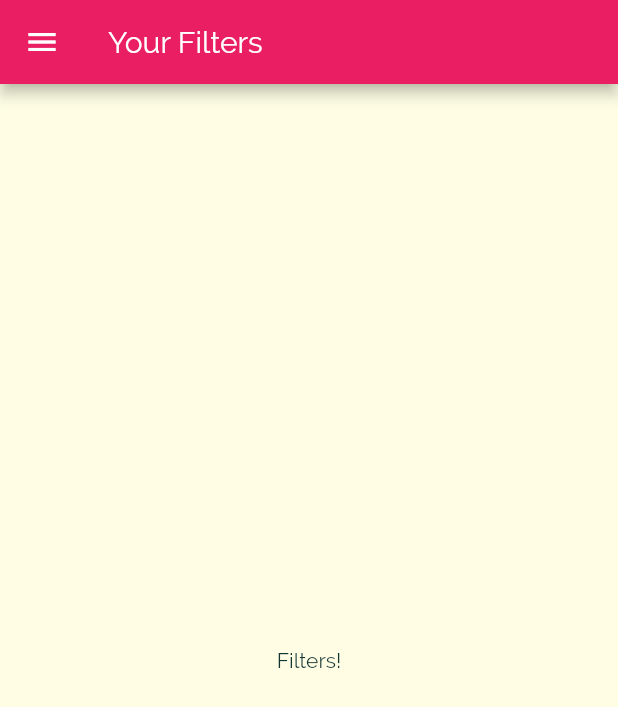
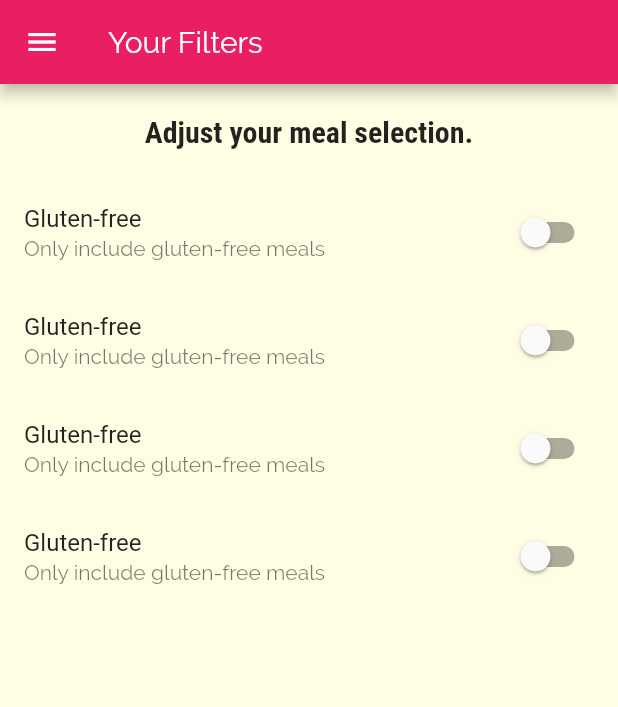
Before and after one commit to FranLMSP/basic-recipes-app, a Flutter app: the FiltersScreen screen opened by its route, on a phone screen of 412 x 824 dp. Shown: the top 707 px of the screen. Run offline on Flutter 3.47's test engine with Material 2 defaults, Android fonts, the phone set to English and light mode, and no system bars.

Commit message:
Setup fiter screen with switches items

```diff
--- a/lib/screens/filters_screen.dart
+++ b/lib/screens/filters_screen.dart
@@ -2,8 +2,27 @@ import 'package:flutter/material.dart';
 
 import '../widgets/main_drawer.dart';
 
-class FiltersScreen extends StatelessWidget {
+class FiltersScreen extends StatefulWidget {
   static const ROUTE_NAME = '/filters';
+
+  @override
+  _FiltersScreenState createState() => _FiltersScreenState();
+}
+
+class _FiltersScreenState extends State<FiltersScreen> {
+  bool _glutenFree = false;
+  bool _vegetarian = false;
+  bool _vegan = false;
+  bool _lactoseFree = false;
+
+  Widget _buildSwitchListWidget(String title, String description, bool value, Function handler) {
+    return SwitchListTile(
+      title: Text('Gluten-free'),
+      subtitle: Text('Only include gluten-free meals'),
+      value: value,
+      onChanged: handler,
+    );
+  }
 
   @override
   Widget build(BuildContext context) {
@@ -12,8 +31,42 @@ class FiltersScreen extends StatelessWidget {
         title: Text('Your Filters')
       ),
       drawer: MainDrawer(),
-      body: Center(
-        child: Text('Filters!'),
+      body: Column(
+        children: <Widget>[
+          Container(
+            padding: EdgeInsets.all(20),
+            child: Text(
+              'Adjust your meal selection.',
+              style: Theme.of(context).textTheme.headline6
+            ),
+          ),
+          Expanded(
+            child: ListView(
+              children: <Widget>[
+                _buildSwitchListWidget('Gluten-free', 'Only include gluten-free meals', _glutenFree, (newValue) {
+                  setState(() {
+                    _glutenFree = newValue;
+                  });
+                }),
+                _buildSwitchListWidget('Lactose-free', 'Only include lactose-free meals', _lactoseFree, (newValue) {
+                  setState(() {
+                    _lactoseFree = newValue;
+                  });
+                }),
+                _buildSwitchListWidget('Vegetarian', 'Only include vegetarian meals', _vegetarian, (newValue) {
+                  setState(() {
+                    _vegetarian = newValue;
+                  });
+                }),
+                _buildSwitchListWidget('Vegan', 'Only include vegan meals', _vegan, (newValue) {
+                  setState(() {
+                    _vegan = newValue;
+                  });
+                }),
+              ],
+            ),
+          ),
+        ],
       ),
     );
   }
```
